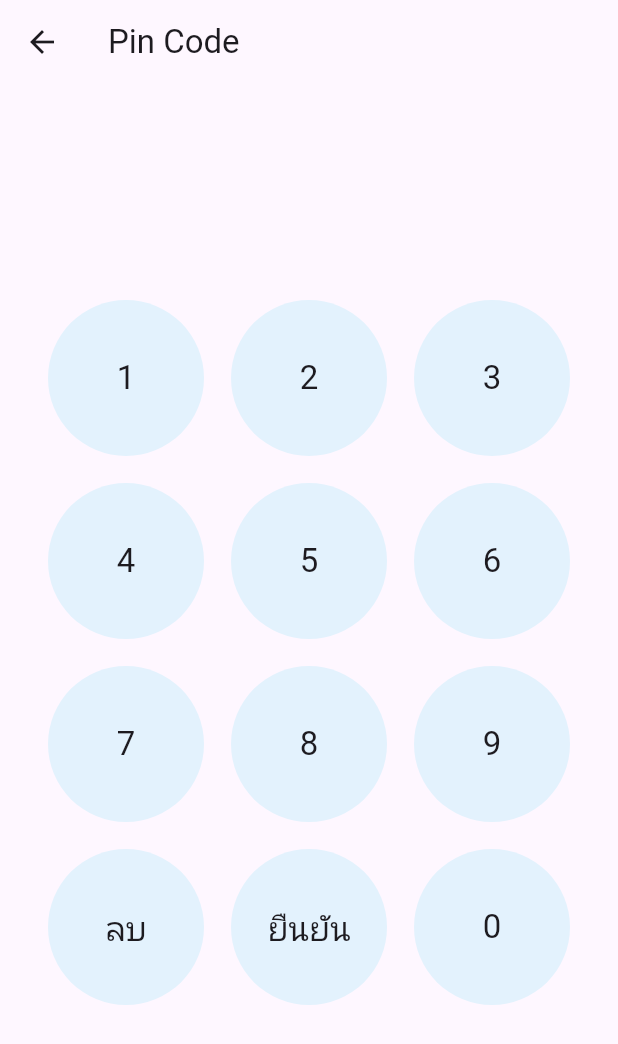
After one commit to anoochit/uikits, a Flutter app: the SignUpScreen06 screen opened directly, on a phone screen of 412 x 824 dp. The commit adds this screen. Shown: the top 1044 px of the screen. Run offline on Flutter 3.47's test engine with Material 2 defaults, Android fonts, the phone set to English and light mode, and no system bars; drawn by our look-alikes of dynamic_color; our stand-ins replace carousel_slider, font_awesome_flutter, get, percent_indicator, photo_view, responsive_builder and 3 more; missing offline and left inert: awesome_card, ms_undraw, multi_split_view.

Commit message:
add pincode screen

```diff
--- a/lib/const.dart
+++ b/lib/const.dart
@@ -69,6 +69,8 @@ import 'package:uikits2/pages/17_m3/material_u01.dart';
 import 'package:uikits2/pages/17_m3/material_u02.dart';
 import 'package:uikits2/pages/18_dualscreen/twopane_screen01.dart';
 import 'package:uikits2/pages/18_dualscreen/twopane_screen02.dart';
+
+import 'pages/02_signup/signupscreen06.dart';
 
 class Menu {
   String title;
@@ -161,6 +163,7 @@ final listSignupMenu = [
   SubMenu("Signup screen 3", const SignUpScreen03()),
   SubMenu("Signup screen 4", const SignUpScreen04()),
   SubMenu("Signup screen 5", const SignUpScreen05()),
+  SubMenu("Signup screen 6", const SignUpScreen06()),
 ];
 
 final listWalkthroughMenu = [
--- /dev/null
+++ b/lib/pages/02_signup/signupscreen06.dart
@@ -0,0 +1,132 @@
+import 'package:flutter/material.dart';
+import 'package:get/get.dart';
+
+class SignUpScreen06 extends StatelessWidget {
+  const SignUpScreen06({super.key});
+
+  @override
+  Widget build(BuildContext context) {
+    return Scaffold(
+      appBar: AppBar(
+        title: const Text('Pin Code'),
+      ),
+      body: Padding(
+        padding: const EdgeInsets.all(16.0),
+        child: PinInput(
+          maxPin: 6,
+          onSubmit: (value) {
+            // do something
+          },
+        ),
+      ),
+    );
+  }
+}
+
+class PinInput extends StatefulWidget {
+  const PinInput({super.key, required this.onSubmit, this.maxPin});
+
+  final ValueChanged<String>? onSubmit;
+  final int? maxPin;
+
+  @override
+  State<PinInput> createState() => _PinInputState();
+}
+
+class _PinInputState extends State<PinInput> {
+  final _textController = TextEditingController();
+  String _textValue = "";
+
+  final _keypads = [
+    "1", // 0
+    "2", // 1
+    "3", // 2
+    "4", // 3
+    "5", // 4
+    "6", // 5
+    "7", // 6
+    "8", // 7
+    "9", // 8
+    "ลบ", // 8
+    "ยืนยัน", // 10
+    "0" // 11
+  ];
+
+  @override
+  Widget build(BuildContext context) {
+    _textController.text = _textValue;
+    return Padding(
+      padding: const EdgeInsets.all(16.0),
+      child: SizedBox(
+        child: Column(
+          children: [
+            // display input box
+            Padding(
+              padding: const EdgeInsets.all(8.0),
+              child: TextFormField(
+                controller: _textController,
+                readOnly: true,
+                decoration: const InputDecoration(
+                  border: InputBorder.none,
+                ),
+                style: Theme.of(context).textTheme.displayLarge,
+                textAlign: TextAlign.center,
+                obscureText: true,
+              ),
+            ),
+
+            const SizedBox(
+              height: 16.0,
+            ),
+
+            // visual keypad
+            GridView.count(
+              crossAxisCount: 3,
+              mainAxisSpacing: 18.0,
+              crossAxisSpacing: 18.0,
+              shrinkWrap: true,
+              children: _keypads.asMap().entries.map((e) {
+                return MaterialButton(
+                  elevation: 0.0,
+                  color: Colors.blue.shade50,
+                  shape: const CircleBorder(),
+                  onPressed: () {
+                    // show only number
+                    if (e.value.isNum) {
+                      setState(() {
+                        if (widget.maxPin == null) {
+                          _textValue = _textValue + e.value;
+                        } else {
+                          if (_textValue.length < widget.maxPin!) {
+                            _textValue = _textValue + e.value;
+                          }
+                        }
+                      });
+                    } else {
+                      // delete value
+                      if ((e.key == 9) && (_textValue.isNotEmpty)) {
+                        setState(() {
+                          _textValue = _textValue.substring(
+                            0,
+                            _textValue.length - 1,
+                          );
+                        });
+                      } else {
+                        // submit value
+                        widget.onSubmit!.call(_textValue);
+                      }
+                    }
+                  },
+                  child: Text(
+                    e.value,
+                    style: Theme.of(context).textTheme.titleLarge,
+                  ),
+                );
+              }).toList(),
+            ),
+          ],
+        ),
+      ),
+    );
+  }
+}
```
